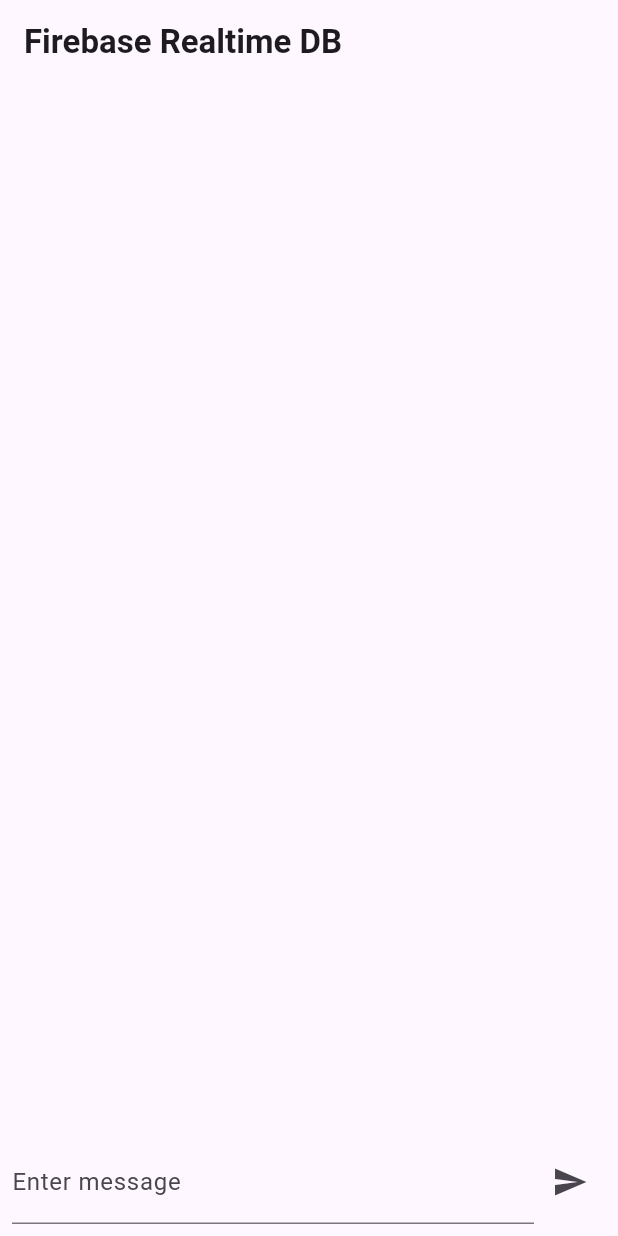
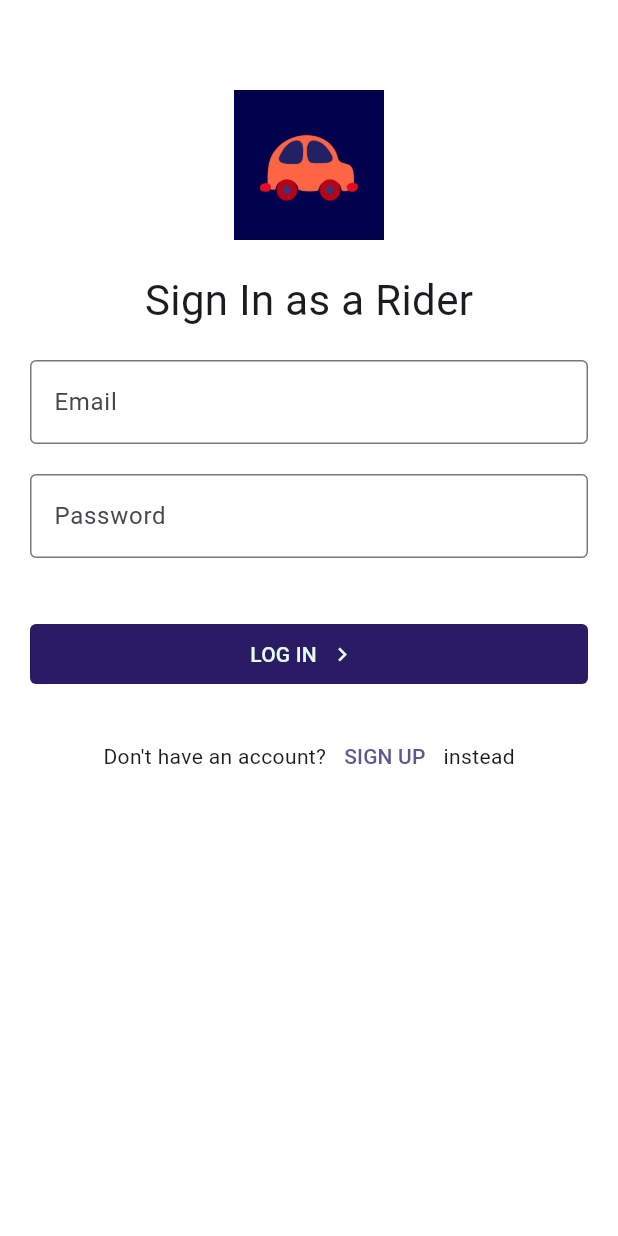
Before and after one commit to defUserName-404/DashNGo, a Flutter app: the screen it shows after launch, on a phone screen of 412 x 824 dp. Run offline on Flutter 3.47's test engine with Material 3 defaults, Android fonts, the light colour scheme and no system bars; our stand-ins replace firebase_database; accounts and stored records are empty; Roboto replaces fonts that are missing (Brand-Regular).

Commit message:
added sign in options

```diff
--- a/lib/main.dart
+++ b/lib/main.dart
@@ -1,12 +1,9 @@
-import 'package:firebase_core/firebase_core.dart';
-import 'package:firebase_database/firebase_database.dart';
+import 'package:dash_n_go/ui/screens/auth/login_screen.dart';
+import 'package:dash_n_go/ui/screens/auth/signup_screen.dart';
+import 'package:dash_n_go/ui/theme/theme.dart';
 import 'package:flutter/material.dart';
 
-void main() async {
-  WidgetsFlutterBinding.ensureInitialized();
-  await Firebase.initializeApp();
-  runApp(MyApp());
-}
+void main() => runApp(MyApp());
 
 class MyApp extends StatelessWidget {
   const MyApp({super.key});
@@ -15,80 +12,13 @@
   Widget build(BuildContext context) {
     return MaterialApp(
       debugShowCheckedModeBanner: false,
-      home: HomeScreen(),
-      theme: ThemeData(
-        colorScheme: ColorScheme.fromSeed(seedColor: Colors.deepPurple),
-        fontFamily: "Brand-Regular",
-      ),
+      home: LoginScreen(),
+      theme: AppTheme.lightTheme,
+      themeMode: ThemeMode.system,
+      routes: {
+        '/login': (context) => LoginScreen(),
+        '/signup': (context) => SignupScreen(),
+      },
     );
   }
 }
-
-class HomeScreen extends StatefulWidget {
-  const HomeScreen({super.key});
-
-  @override
-  State<HomeScreen> createState() => _HomeScreenState();
-}
-
-class _HomeScreenState extends State<HomeScreen> {
-  final DatabaseReference _database = FirebaseDatabase.instance.ref("messages");
-  final TextEditingController _controller = TextEditingController();
-  List<String> messages = [];
-
-  @override
-  void initState() {
-    super.initState();
-    _database.onValue.listen((event) {
-      final data = event.snapshot.value as Map<dynamic, dynamic>? ?? {};
-      setState(() {
-        messages = data.values.map((value) => value.toString()).toList();
-      });
-    });
-  }
-
-  void _sendMessage() {
-    if (_controller.text.isNotEmpty) {
-      _database.push().set(_controller.text);
-      _controller.clear();
-    }
-  }
-
-  @override
-  Widget build(BuildContext context) {
-    return Scaffold(
-      appBar: AppBar(
-        title: Text(
-          "Firebase Realtime DB",
-          style: TextStyle(fontWeight: FontWeight.bold),
-        ),
-      ),
-      body: Column(
-        children: [
-          Expanded(
-            child: ListView.builder(
-              itemCount: messages.length,
-              itemBuilder: (context, index) {
-                return ListTile(title: Text(messages[index]));
-              },
-            ),
-          ),
-          Padding(
-            padding: const EdgeInsets.all(8.0),
-            child: Row(
-              children: [
-                Expanded(
-                  child: TextField(
-                    controller: _controller,
-                    decoration: InputDecoration(labelText: "Enter message"),
-                  ),
-                ),
-                IconButton(icon: Icon(Icons.send), onPressed: _sendMessage),
-              ],
-            ),
-          ),
-        ],
-      ),
-    );
-  }
-}
--- /dev/null
+++ b/lib/models/auth_user.dart
@@ -0,0 +1,26 @@
+class AppAuthUser {
+  final String fullName;
+  final String email;
+  final String phoneNumber;
+  final String password;
+
+  AppAuthUser({
+    required this.fullName,
+    required this.email,
+    required this.phoneNumber,
+    required this.password,
+  });
+
+  factory AppAuthUser.fromJson(Map<String, dynamic> json) {
+    return AppAuthUser(
+      fullName: json['fullName'],
+      email: json['email'],
+      phoneNumber: json['phoneNumber'],
+      password: json['password'],
+    );
+  }
+
+  @override
+  String toString() =>
+      'AppAuthUser(fullName: $fullName, email: $email, phoneNumber: $phoneNumber, password: $password)';
+}
--- /dev/null
+++ b/lib/services/auth/auth_service.dart
@@ -0,0 +1,13 @@
+import '../../models/auth_user.dart';
+
+abstract class AuthService {
+  AppAuthUser get currentUser;
+
+  Future<void> initialize();
+
+  Future<void> signIn({required String email, required String password});
+
+  Future<void> signOut();
+
+  Future<bool> register({required String email, required String password});
+}
--- /dev/null
+++ b/lib/ui/screens/auth/login_screen.dart
@@ -0,0 +1,128 @@
+import 'package:dash_n_go/ui/theme/colors.dart';
+import 'package:flutter/material.dart';
+
+class LoginScreen extends StatefulWidget {
+  const LoginScreen({super.key});
+
+  @override
+  State<LoginScreen> createState() => _LoginScreenState();
+}
+
+class _LoginScreenState extends State<LoginScreen> {
+  late final TextEditingController _nameController,
+      _emailController,
+      _phoneNumberController,
+      _passwordController;
+
+  @override
+  void initState() {
+    _nameController = TextEditingController();
+    _emailController = TextEditingController();
+    _phoneNumberController = TextEditingController();
+    _passwordController = TextEditingController();
+    super.initState();
+  }
+
+  @override
+  void dispose() {
+    _nameController.dispose();
+    _emailController.dispose();
+    _phoneNumberController.dispose();
+    _passwordController.dispose();
+    super.dispose();
+  }
+
+  @override
+  Widget build(BuildContext context) {
+    return Scaffold(
+      body: SingleChildScrollView(
+        child: Padding(
+          padding: const EdgeInsets.only(
+            top: 60.0,
+            bottom: 20,
+            left: 20,
+            right: 20,
+          ),
+          child: Column(
+            children: [
+              Center(
+                child: Image.asset(
+                  'assets/images/logo.png',
+                  height: 100,
+                  width: 100,
+                  fit: BoxFit.fitWidth,
+                  errorBuilder: (context, error, stackTrace) {
+                    debugPrint("Image failed to load: $error");
+                    return const Text('Image not found');
+                  },
+                ),
+              ),
+              SizedBox(height: 20),
+              Text(
+                'Sign In as a Rider',
+                style: TextStyle(
+                  fontSize:
+                      Theme.of(context).textTheme.headlineMedium!.fontSize,
+                ),
+              ),
+              SizedBox(height: 20),
+              TextField(
+                keyboardType: TextInputType.emailAddress,
+                decoration: InputDecoration(
+                  labelText: 'Email',
+                  border: OutlineInputBorder(
+                    borderRadius: BorderRadius.circular(4),
+                  ),
+                ),
+              ),
+              SizedBox(height: 20),
+              TextField(
+                decoration: InputDecoration(
+                  labelText: 'Password',
+                  border: OutlineInputBorder(
+                    borderRadius: BorderRadius.circular(4),
+                  ),
+                ),
+                obscureText: true,
+              ),
+              SizedBox(height: 40),
+              SizedBox(
+                width: double.infinity,
+                child: ElevatedButton.icon(
+                  style: ElevatedButton.styleFrom(
+                    shape: RoundedRectangleBorder(
+                      borderRadius: BorderRadius.circular(4),
+                    ),
+                    elevation: 0,
+                    backgroundColor: AppColors.colorPrimary,
+                    foregroundColor: AppColors.colorAccent1,
+                  ),
+                  onPressed: () {},
+                  icon: Text('LOG IN'),
+                  label: Icon(
+                    Icons.chevron_right,
+                    color: AppColors.colorAccent1,
+                  ),
+                ),
+              ),
+              SizedBox(height: 20),
+              Row(
+                mainAxisAlignment: MainAxisAlignment.center,
+                children: [
+                  Text('Don\'t have an account?'),
+                  TextButton(
+                    onPressed: () {
+                      Navigator.pushNamed(context, '/signup');
+                    },
+                    child: Text('SIGN UP'),
+                  ),
+                  Text('instead'),
+                ],
+              ),
+            ],
+          ),
+        ),
+      ),
+    );
+  }
+}
--- /dev/null
+++ b/lib/ui/theme/colors.dart
@@ -0,0 +1,28 @@
+import 'package:flutter/material.dart';
+
+class AppColors {
+  AppColors._();
+
+  static const Color colorPrimary = Color(0xFF2B1A64);
+  static const Color colorPrimaryDark = Color(0xFF1c3aa9);
+  static const Color colorAccent = Color(0xFF21ba45);
+  static const Color colorAccent1 = Color(0xFFe3fded);
+
+  static const Color colorBackground = Color(0xFFFBFAFF);
+  static const Color colorBackgroundDark = Color(0x2E2E2EFF);
+
+  static const Color colorPink = Color(0xFFE66C75);
+  static const Color colorOrange = Color(0xFFE8913A);
+  static const Color colorBlue = Color(0xFF2254A3);
+  static const Color colorAccentPurple = Color(0xFF4f5cd1);
+
+  static const Color colorText = Color(0xFF383635);
+  static const Color colorTextLight = Color(0xFF918D8D);
+  static const Color colorTextSemiLight = Color(0xFF737373);
+  static const Color colorTextDark = Color(0xFF292828);
+
+  static const Color colorGreen = Color(0xFF40cf89);
+  static const Color colorLightGray = Color(0xFFe2e2e2);
+  static const Color colorLightGrayFair = Color(0xFFe1e5e8);
+  static const Color colorDimText = Color(0xFFadadad);
+}
--- /dev/null
+++ b/lib/ui/theme/theme.dart
@@ -0,0 +1,23 @@
+import 'package:dash_n_go/ui/theme/colors.dart';
+import 'package:flutter/material.dart';
+
+class AppTheme {
+  static final lightTheme = ThemeData(
+    primaryColor: AppColors.colorPrimary,
+    scaffoldBackgroundColor: Colors.white,
+    colorScheme: ColorScheme.fromSeed(seedColor: AppColors.colorPrimary),
+    fontFamily: 'Brand-Regular',
+  );
+
+  static final darkTheme = ThemeData(
+    primaryColor: AppColors.colorPrimaryDark,
+    scaffoldBackgroundColor: Colors.black,
+    colorScheme: ColorScheme.fromSeed(seedColor: AppColors.colorPrimaryDark),
+    fontFamily: 'Brand-Regular',
+    textTheme: const TextTheme(
+      bodyMedium: TextStyle(color: AppColors.colorTextLight),
+      bodyLarge: TextStyle(color: Colors.white),
+      titleMedium: TextStyle(color: Colors.white),
+    ),
+  );
+}
--- a/pubspec.yaml
+++ b/pubspec.yaml
@@ -62,8 +62,8 @@
   uses-material-design: true
 
   # To add assets to your application, add an assets section, like this:
-assets:
-  - /assets/images
+  assets:
+    - assets/images/
 
 fonts:
   - family: Brand-Bold
```
Also changed, not shown: lib/ui/screens/auth/signup_screen.dart (added, +119 -0 lines), lib/ui/screens/home_screen.dart (+63 -2 lines), assets/images/logo.png, lib/util/constants.dart (added), 2 other files.
